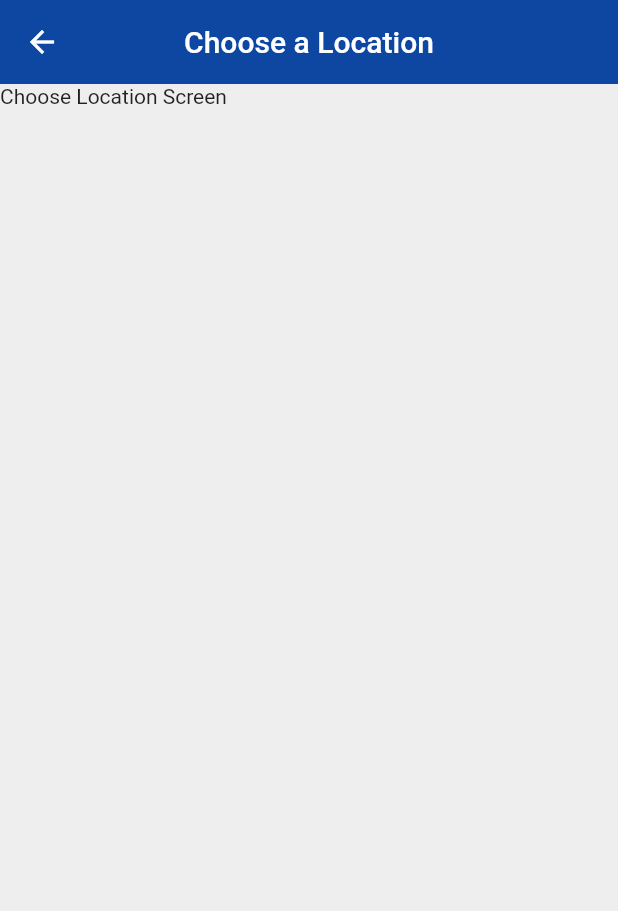
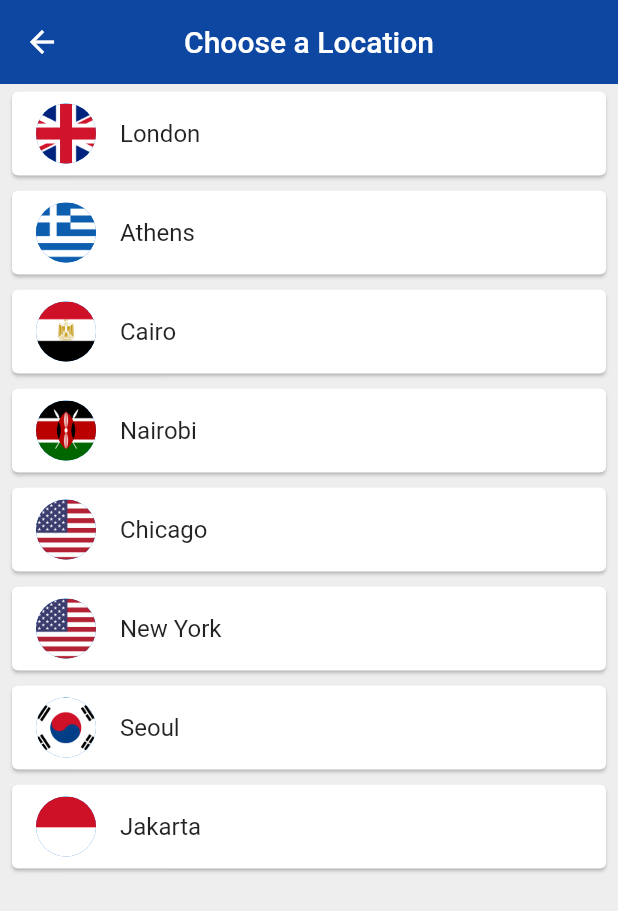
Before and after one commit to waleedyousaf07/flutter-basic, a Flutter app: the ChooseLocation screen opened by its route, on a phone screen of 412 x 824 dp. Shown: the top 911 px of the screen. Run offline on Flutter 3.47's test engine with Material 2 defaults, Android fonts, the phone set to English and light mode, and no system bars; our stand-ins replace flutter_spinkit; missing offline and left inert: dart:html; network calls fail; statements that could not run were skipped.

Commit message:
adds choose location list

```diff
--- a/world_time/lib/pages/choose_location.dart
+++ b/world_time/lib/pages/choose_location.dart
@@ -1,4 +1,5 @@
 import 'package:flutter/material.dart';
+import 'package:world_time/services/world_time.dart';
 
 class ChooseLocation extends StatefulWidget {
   const ChooseLocation({Key? key}) : super(key: key);
@@ -8,6 +9,28 @@
 }
 
 class _ChooseLocationState extends State<ChooseLocation> {
+  List<WorldTime> locations = [
+    WorldTime(url: 'Europe/London', location: 'London', flag: 'uk.png'),
+    WorldTime(url: 'Europe/Berlin', location: 'Athens', flag: 'greece.png'),
+    WorldTime(url: 'Africa/Cairo', location: 'Cairo', flag: 'egypt.png'),
+    WorldTime(url: 'Africa/Nairobi', location: 'Nairobi', flag: 'kenya.png'),
+    WorldTime(url: 'America/Chicago', location: 'Chicago', flag: 'usa.png'),
+    WorldTime(url: 'America/New_York', location: 'New York', flag: 'usa.png'),
+    WorldTime(url: 'Asia/Seoul', location: 'Seoul', flag: 'south_korea.png'),
+    WorldTime(url: 'Asia/Jakarta', location: 'Jakarta', flag: 'indonesia.png'),
+  ];
+
+  void updateTime(index) async {
+    WorldTime instance = locations[index];
+    await instance.getTime();
+    Navigator.pop(context, {
+      'location': instance.location,
+      'flag': instance.flag,
+      'time': instance.time,
+      'isDayTime': instance.isDayTime,
+    });
+  }
+
   @override
   Widget build(BuildContext context) {
     return Scaffold(
@@ -18,7 +41,26 @@
         centerTitle: true,
         elevation: 0,
       ),
-      body: const Text('Choose Location Screen'),
+      body: ListView.builder(
+        itemCount: locations.length,
+        itemBuilder: (context, index) {
+          return Padding(
+            padding: const EdgeInsets.symmetric(vertical: 1, horizontal: 4),
+            child: Card(
+              child: ListTile(
+                onTap: () {
+                  updateTime(index);
+                },
+                title: Text(locations[index].location),
+                leading: CircleAvatar(
+                  backgroundImage:
+                      AssetImage('assets/${locations[index].flag}'),
+                ),
+              ),
+            ),
+          );
+        },
+      ),
     );
   }
 }
```
Also changed, not shown: world_time/lib/pages/home.dart (+20 -6 lines), world_time/assets/egypt.png (added), world_time/assets/germany.png (added), world_time/assets/greece.png (added), world_time/assets/indonesia.png (added), world_time/assets/kenya.png (added), world_time/assets/south_korea.png (added), world_time/assets/uk.png (added), world_time/assets/usa.png (added).
